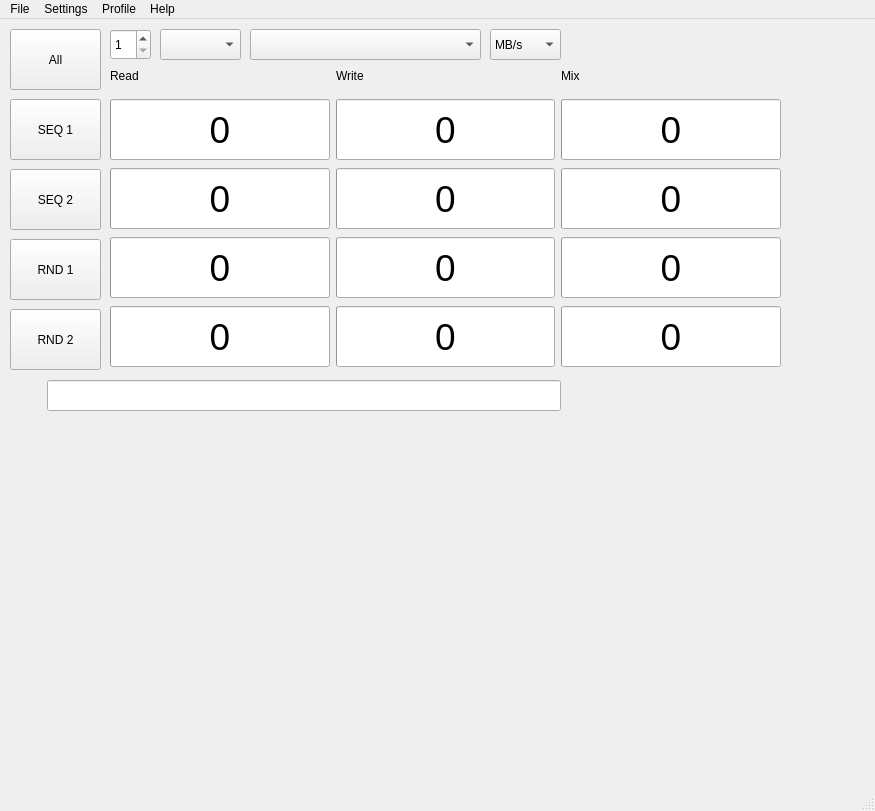
JonMagon/KDiskMark, file src/mainwindow.ui: the form before one commit.
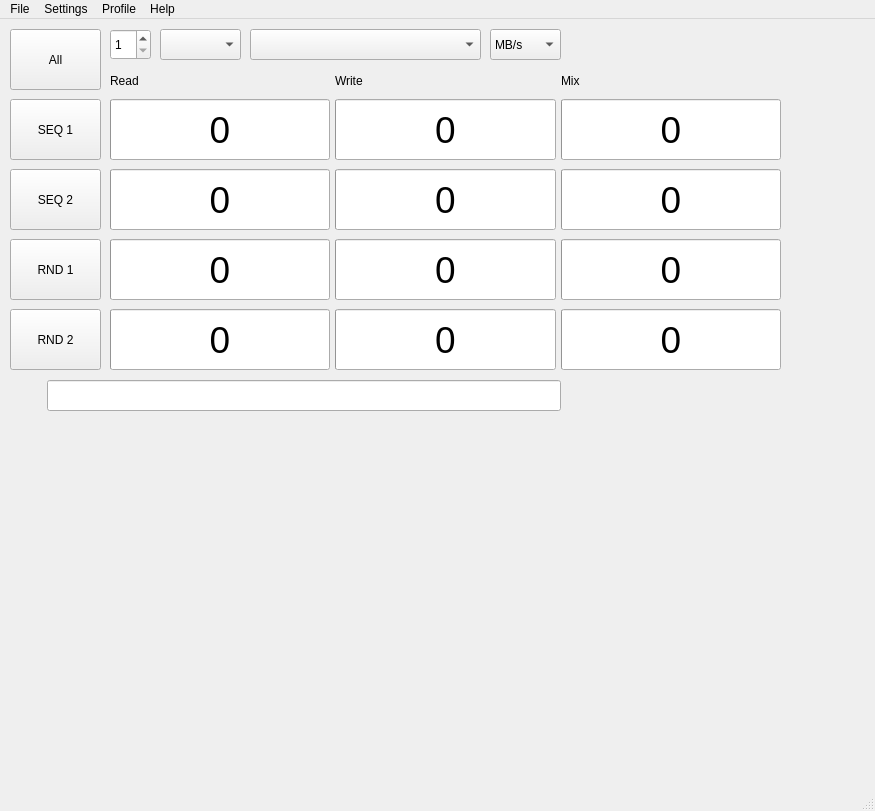
The form after the commit.

Commit message: Bars layout update

Patch:
```diff
--- a/src/mainwindow.ui
+++ b/src/mainwindow.ui
@@ -231,12 +231,24 @@
     <property name="geometry">
      <rect>
       <x>110</x>
-      <y>40</y>
+      <y>50</y>
       <width>671</width>
-      <height>311</height>
+      <height>301</height>
      </rect>
     </property>
-    <layout class="QGridLayout" name="gridLayout">
+    <layout class="QGridLayout" name="gridLayout" rowstretch="0,0,0,0,0" columnstretch="0,0,0">
+     <property name="topMargin">
+      <number>2</number>
+     </property>
+     <property name="bottomMargin">
+      <number>0</number>
+     </property>
+     <property name="horizontalSpacing">
+      <number>5</number>
+     </property>
+     <property name="verticalSpacing">
+      <number>9</number>
+     </property>
      <item row="0" column="1">
       <widget class="QLabel" name="label_Write">
        <property name="text">
@@ -334,7 +346,7 @@
        <property name="maximumSize">
         <size>
          <width>16777215</width>
-         <height>30</height>
+         <height>20</height>
         </size>
        </property>
        <property name="text">
```
The commit also changes 5 other files.
